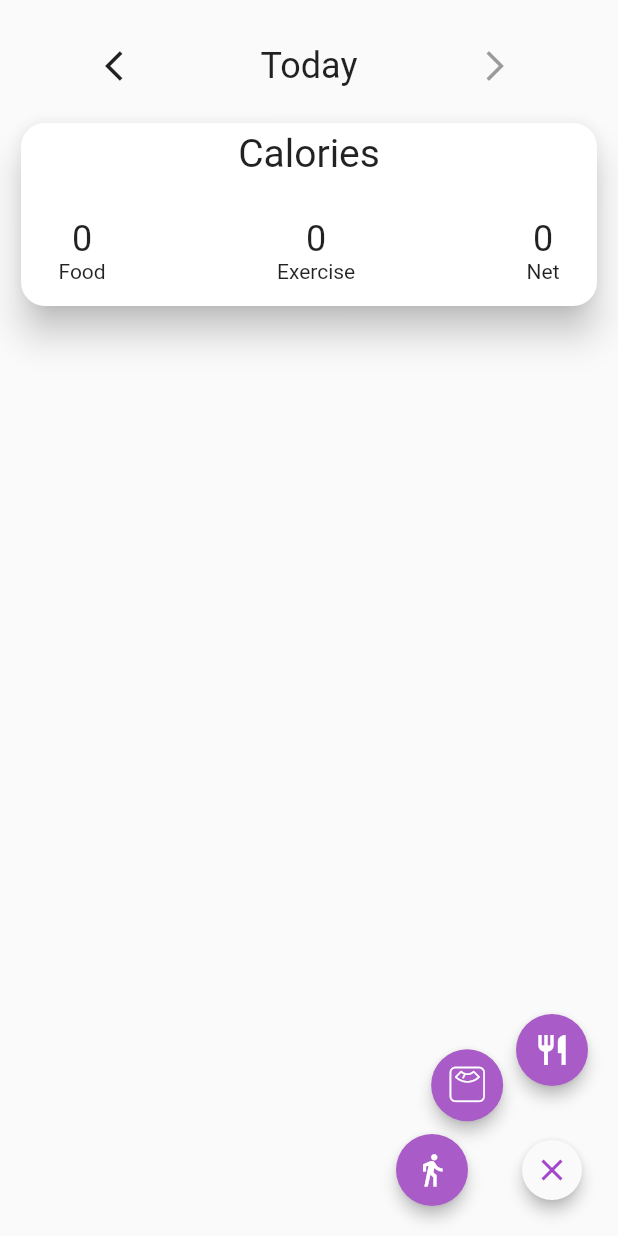
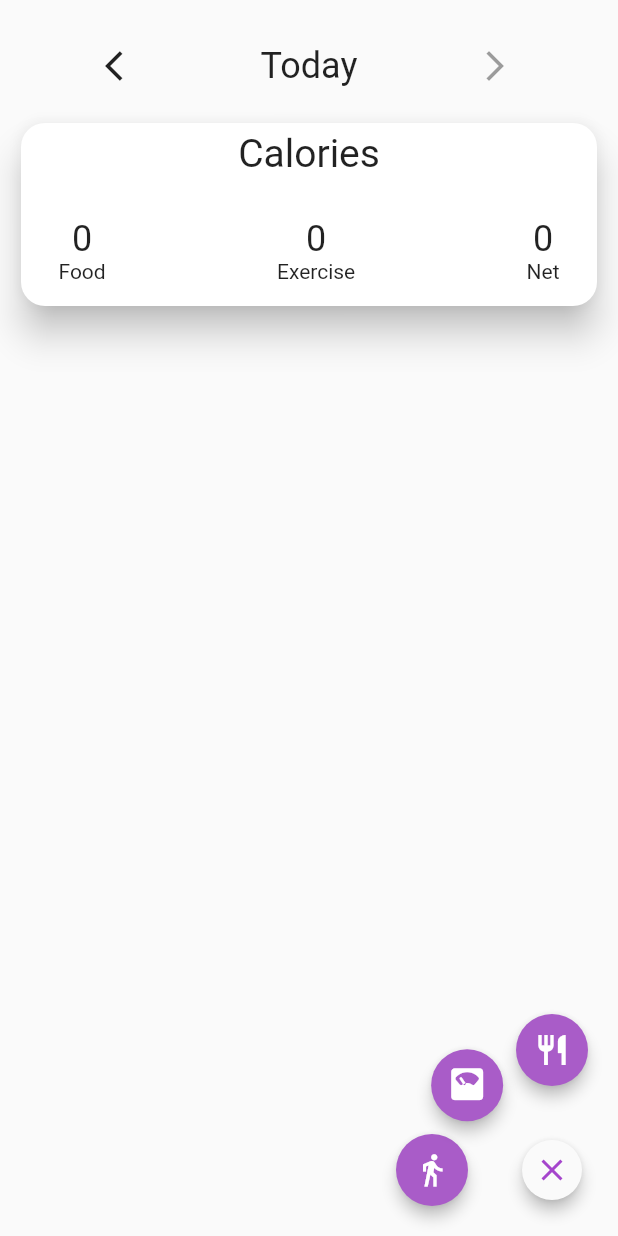
Before and after one commit to bakhtw1/Trifit, a Flutter app: the HomePage screen opened directly, after a tap on the "close" icon, on a phone screen of 412 x 824 dp. Run offline on Flutter 3.47's test engine with Material 2 defaults, Android fonts, the phone set to English and light mode, and no system bars; our stand-ins replace cloud_firestore, firebase_auth, firebase_core, fl_chart, syncfusion_flutter_datepicker; missing offline and left inert: dart:ffi; accounts and stored records are empty.

Commit message:
update icon

```diff
--- a/lib/Screens/home.dart
+++ b/lib/Screens/home.dart
@@ -3,10 +3,10 @@ import 'package:firebase_auth/firebase_auth.dart';
 import 'package:flutter/material.dart';
 import 'package:trifit/controllers/StepController.dart';
 import 'package:trifit/models/MealModel.dart';
+import 'package:trifit/icons/scale_icon_icons.dart';
 import '../controllers/WeightController.dart';
 import '../models/StepModel.dart';
 import '../models/WeightModel.dart';
-import '../screens/custom-icons.dart';
 import '../utilities/Styles.dart';
 import '../components/dropdown.dart';
 import '../components/expandableFab.dart';
@@ -44,7 +44,6 @@ class _HomePageState extends State<HomePage> {
   var weightController = WeightController();
   @override
   Widget build(BuildContext context) {
-
     /*
       Using this streambuilder allows the page to wait until it has all of the necessary data
       fetched and ready to go before
@@ -66,7 +65,9 @@ class _HomePageState extends State<HomePage> {
           return Scaffold(
             body: Stack(
               children: [
-              Column(mainAxisAlignment: MainAxisAlignment.start, children: <Widget>[
+                Column(
+                    mainAxisAlignment: MainAxisAlignment.start,
+                    children: <Widget>[
                       Padding(
                           padding: EdgeInsets.only(top: 20),
                           child: Row(
@@ -127,7 +128,8 @@ class _HomePageState extends State<HomePage> {
                           load();
                         })
                       }),
-                icon: const Icon(CustomIcons.test, size: 24),
+                  // icon: const Icon(CustomIcons.scale, size: 24),
+                  icon: const Icon(ScaleIcon.scale, size: 24),
                 ),
                 ActionButton(
                   onPressed: () => showMealEntryDialog(() => {
@@ -140,8 +142,7 @@ class _HomePageState extends State<HomePage> {
               ],
             ),
           );
-      }
-    );
+        });
   }
 
   void showMealEntryDialog(reload) {
@@ -319,9 +320,7 @@ class _HomePageState extends State<HomePage> {
                             ),
                           )
                         ],
-                  )
-                )
-              ),
+                      ))),
             ),
             actions: [
               TextButton(
@@ -331,7 +330,8 @@ class _HomePageState extends State<HomePage> {
               TextButton(
                 onPressed: () async {
                   if (_formKey.currentState!.validate()) {
-                    await stepController.addSteps(StepModel(stepTextController.text, selectedDate));
+                    await stepController.addSteps(
+                        StepModel(stepTextController.text, selectedDate));
                     ScaffoldMessenger.of(context).showSnackBar(
                       SnackBar(
                         content: Text('Successfully added steps'),
@@ -376,7 +376,8 @@ class _HomePageState extends State<HomePage> {
                             child: TextFormField(
                               keyboardType: TextInputType.number,
                               controller: weightTextController,
-                          decoration: InputDecoration(hintText: "Weight (lbs)"),
+                              decoration:
+                                  InputDecoration(hintText: "Weight (lbs)"),
                               validator: (value) {
                                 if (value == null || value.isEmpty) {
                                   return 'Required';
@@ -389,9 +390,7 @@ class _HomePageState extends State<HomePage> {
                             ),
                           )
                         ],
-                  )
-                )
-              ),
+                      ))),
             ),
             actions: [
               TextButton(
@@ -401,7 +400,8 @@ class _HomePageState extends State<HomePage> {
               TextButton(
                 onPressed: () async {
                   if (_formKey.currentState!.validate()) {
-                    await weightController.addWeight(WeightModel(weightTextController.text, selectedDate));
+                    await weightController.addWeight(
+                        WeightModel(weightTextController.text, selectedDate));
                     ScaffoldMessenger.of(context).showSnackBar(
                       SnackBar(
                         content: Text('Successfully updated weight'),
--- a/lib/Screens/custom-icons.dart
+++ b/lib/icons/scale_icon_icons.dart
@@ -1,4 +1,4 @@
-/// Flutter icons CustomIcons
+/// Flutter icons ScaleIcon
 /// Copyright (C) 2022 by original authors @ fluttericon.com, fontello.com
 /// This font was generated by FlutterIcon.com, which is derived from Fontello.
 ///
@@ -7,19 +7,19 @@
 ///
 /// flutter:
 ///   fonts:
-///    - family:  CustomIcons
+///    - family:  ScaleIcon
 ///      fonts:
-///       - asset: fonts/CustomIcons.ttf
+///       - asset: fonts/ScaleIcon.ttf
 ///
 ///
 ///
 import 'package:flutter/widgets.dart';
 
-class CustomIcons {
-  CustomIcons._();
+class ScaleIcon {
+  ScaleIcon._();
 
-  static const _kFontFam = 'CustomIcon';
+  static const _kFontFam = 'ScaleIcon';
   static const String? _kFontPkg = null;
 
-  static const IconData test = IconData(0xe800, fontFamily: _kFontFam, fontPackage: _kFontPkg);
+  static const IconData scale = IconData(0xe801, fontFamily: _kFontFam, fontPackage: _kFontPkg);
 }
--- a/pubspec.yaml
+++ b/pubspec.yaml
@@ -81,9 +81,9 @@ flutter:
   # list giving the asset and other descriptors for the font. For
   # example:
   fonts:
-    - family:  CustomIcon
+    - family:  ScaleIcon
       fonts:
-        - asset: fonts/CustomIcon.ttf
+        - asset: fonts/ScaleIcon.ttf
   #
   # For details regarding fonts from package dependencies,
   # see https://flutter.dev/custom-fonts/#from-packages
```
Also changed, not shown: fonts/ScaleIcon.ttf (added). Lines whose indentation alone changed are shown as unchanged.
